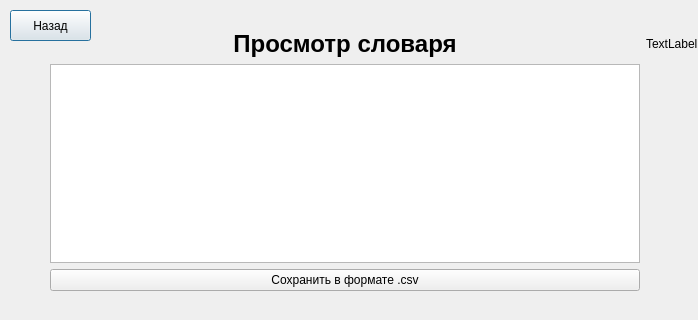
This is temporal_editor/viewwindow.ui in rock-n-shrimproll/temporalEditor as Qt 5 draws it before an edit. The edited form follows.
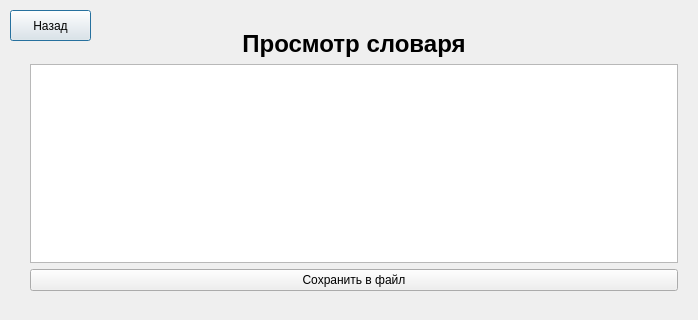
This is the edited form.

What changed in the file:
```diff
--- a/temporal_editor/viewwindow.ui
+++ b/temporal_editor/viewwindow.ui
@@ -29,37 +29,23 @@
   <widget class="QWidget" name="gridLayoutWidget">
    <property name="geometry">
     <rect>
-     <x>50</x>
+     <x>30</x>
      <y>30</y>
      <width>661</width>
      <height>261</height>
     </rect>
    </property>
    <layout class="QGridLayout" name="gridLayout">
-    <item row="0" column="3">
+    <item row="0" column="2">
      <widget class="QLabel" name="label_current_dictionary">
       <property name="text">
        <string/>
       </property>
      </widget>
     </item>
-    <item row="2" column="0">
-     <widget class="QPushButton" name="pushButton_save_csv">
-      <property name="text">
-       <string>Сохранить в формате .csv</string>
-      </property>
-     </widget>
-    </item>
     <item row="1" column="0">
      <widget class="QTableView" name="tableView"/>
     </item>
-    <item row="0" column="2">
-     <widget class="QLabel" name="label">
-      <property name="text">
-       <string>TextLabel</string>
-      </property>
-     </widget>
-    </item>
     <item row="0" column="0">
      <widget class="QLabel" name="labelTitle">
       <property name="font">
@@ -77,6 +63,13 @@
       </property>
      </widget>
     </item>
+    <item row="2" column="0">
+     <widget class="QPushButton" name="pushButton_save">
+      <property name="text">
+       <string>Сохранить в файл</string>
+      </property>
+     </widget>
+    </item>
    </layout>
   </widget>
  </widget>
```
